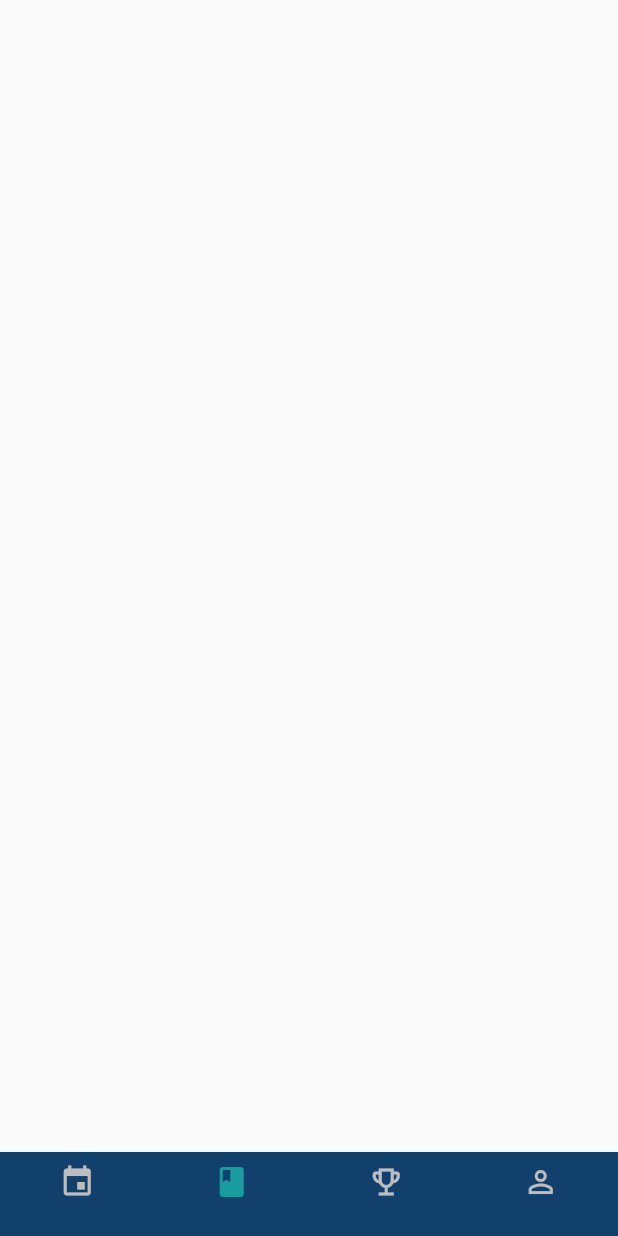
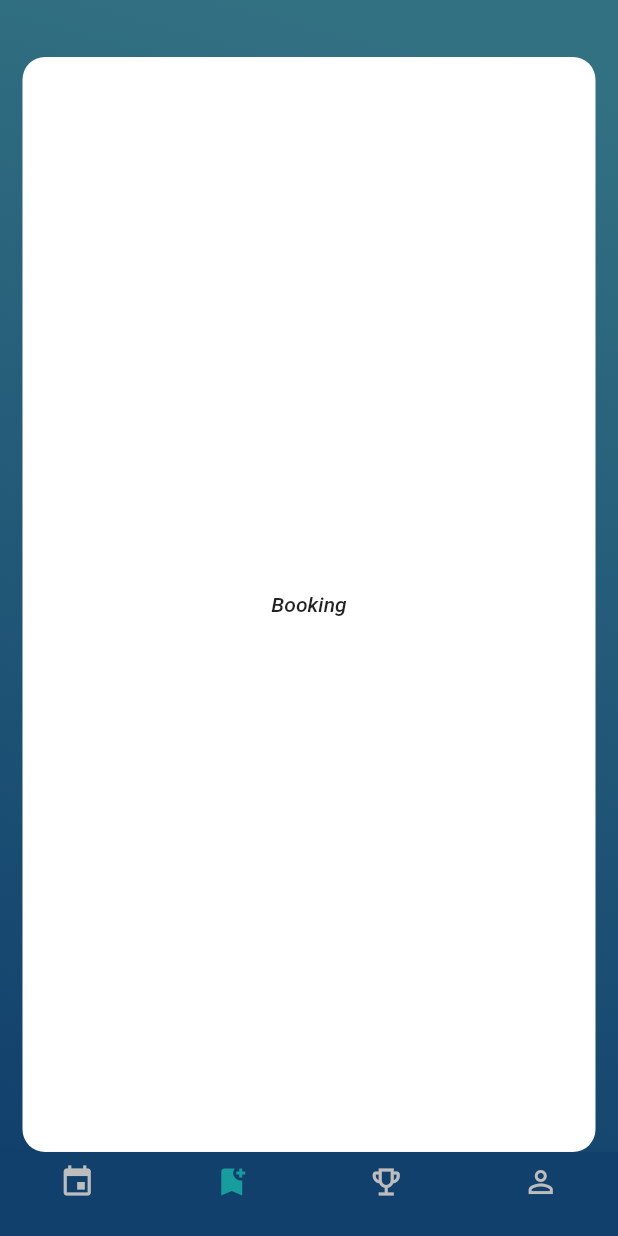
Before and after one commit to magedzidan/Gradution_project, a Flutter app: the screen it shows once a user with an empty profile is signed in, item 2 of the bottom bar chosen, on a phone screen of 412 x 824 dp. Run offline on Flutter 3.47's test engine with Material 2 defaults, Android fonts, the phone set to English and light mode, and no system bars; our stand-ins replace firebase_auth, firebase_core, get, simple_shadow, sizer; missing offline and left inert: dashed_line; accounts and stored records are empty.

Commit message:
-changes

```diff
--- a/lib/booking/booking_view.dart
+++ b/lib/booking/booking_view.dart
@@ -1,11 +1,51 @@
 import 'package:flutter/material.dart';
-
+import 'package:flutter/material.dart';
+import 'package:get/get.dart';
+import 'package:youth_care_application/constant/constance.dart';
+import 'package:youth_care_application/screen_control_indcator.dart';
 class BookingView extends StatelessWidget {
 
   @override
   Widget build(BuildContext context) {
-    return  Scaffold(
+    return
+      Container(
+        decoration: const BoxDecoration(
+          // borderRadius: BorderRadius.circular(60),
+          //  color: Colors.grey.shade200,
 
-    );
+          gradient: LinearGradient(
+              colors: [
+                gradientColorA,
+                gradientColorB,
+              ],
+              /*stops: [
+                0.2,
+                0.2,
+                0.1,
+                0.2,
+              ],*/
+              begin: Alignment.topCenter,
+              end: Alignment.bottomLeft),
+        ),
+
+        child: Scaffold(
+          extendBodyBehindAppBar: true,
+          extendBody: true,
+          backgroundColor: Colors.transparent,
+          body: Padding(
+            padding:
+            const EdgeInsets.only(top: 38, right: 15, left: 15, bottom: 0),
+            child: Container(
+              decoration: BoxDecoration(
+                borderRadius: BorderRadius.circular(15),
+                color: Colors.white,
+              ),
+              child: Center(       //your code goes here
+                child: Text('Booking'),
+              ),
+            ),
+          ),
+        ),
+      );
   }
 }
--- a/lib/events/events_view.dart
+++ b/lib/events/events_view.dart
@@ -39,8 +39,8 @@ class eventsView extends StatelessWidget {
               borderRadius: BorderRadius.circular(15),
               color: Colors.white,
             ),
-            child: Center(
-              child: Text('HELLO'),
+            child: Center(             //your code goes here
+              child: Text('Events'),
             ),
           ),
         ),
--- a/lib/pages_control_view.dart
+++ b/lib/pages_control_view.dart
@@ -46,7 +46,7 @@ class ControlView extends GetWidget<sign_in_controller> {
                 padding: EdgeInsets.only(top: 20),
                 child: Text("Books"),
               ),*/
-              icon: Icon(Icons.book),
+              icon: Icon(Icons.bookmark_add),
               label: ''),
 
           BottomNavigationBarItem(
```
Also changed, not shown: lib/profile/profile_view.dart (+41 -2 lines), lib/tournament/tournament_view.dart (+40 -1 lines).
